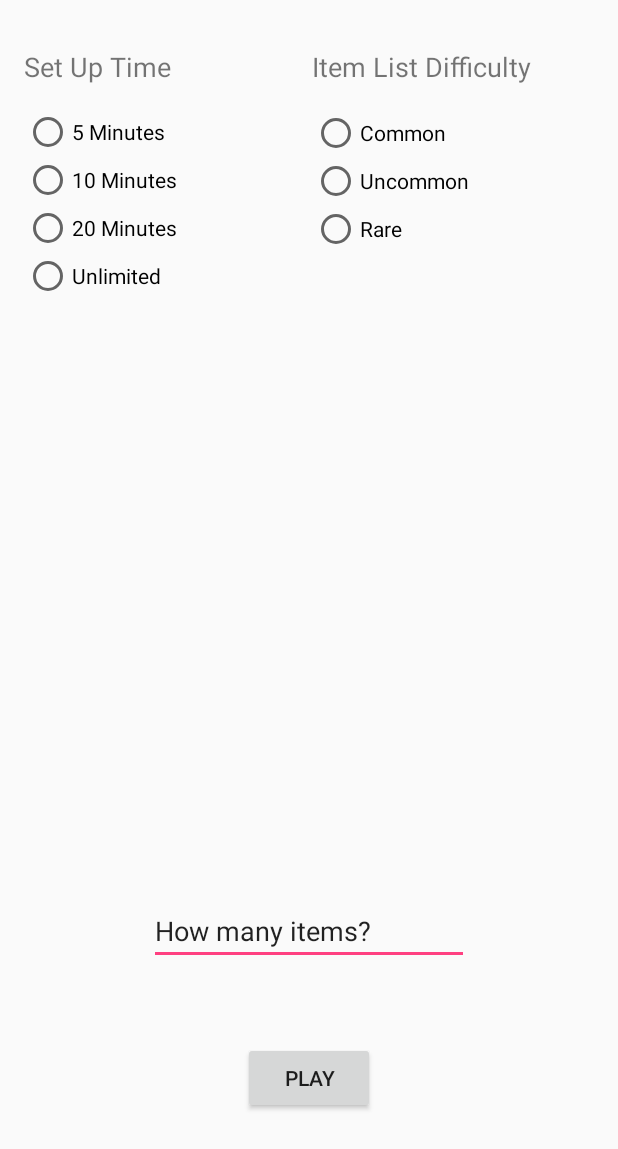
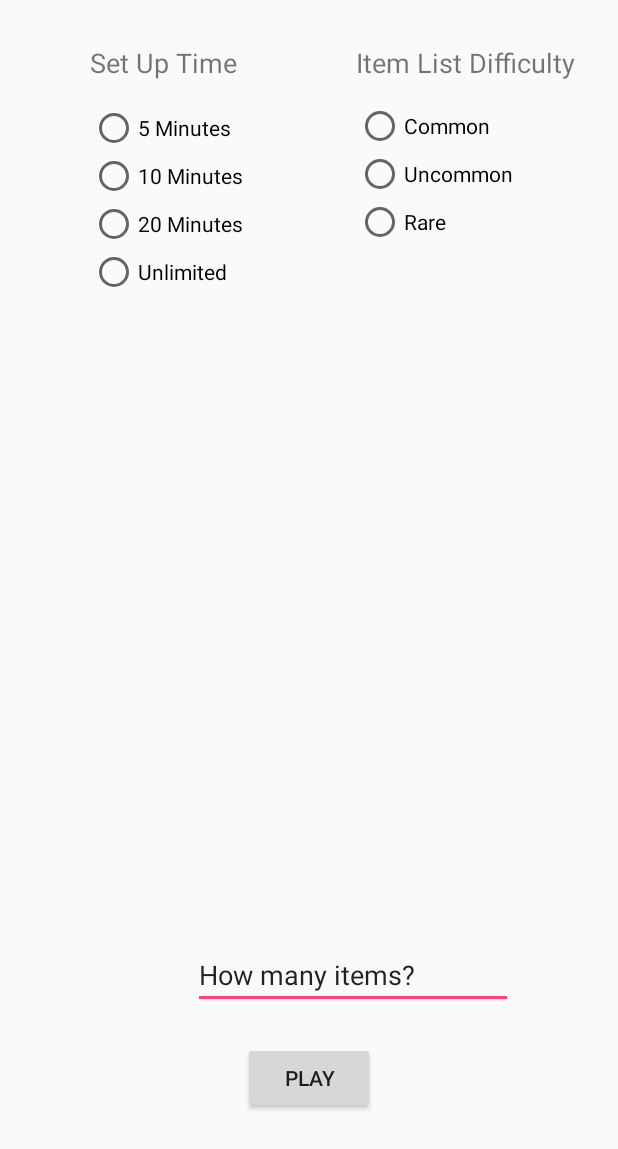
Before and after one commit to mariots/Vulture, an Android app: the MainMenuActivity screen opened directly, with no data from a screen before it, after a tap on "HOST A PRIVATE GAME", on a phone screen of 412 x 824 dp. Shown: the top 1149 px of the screen. Run offline under Robolectric (Android 15) with nearby library versions, the phone set to English and light mode, and no system bars.

Commit message:
Updated screen

```diff
--- a/app/src/main/java/com/hone/vulture/MainMenuActivity.java
+++ b/app/src/main/java/com/hone/vulture/MainMenuActivity.java
@@ -35,18 +35,22 @@ public class MainMenuActivity extends AppCompatActivity implements  View.OnClick
             intent.putExtra(GAME_TYPE, game_type);                             //Set game_type as an extra
             startActivity(intent);
 
-            //Intent intent = new Intent(this, CameraActivity.class);
-            //startActivity(intent);
+            /*
+            Intent intent = new Intent(this, CameraActivity.class);
+            startActivity(intent);
+            */
         }
         if (view.getId() == R.id.host_button) {
 
             Intent intent = new Intent(this, SetVariables.class);   //Intent to Set Game Variables
             String game_type = "private_game";                                 //Set game_type variable
             intent.putExtra(GAME_TYPE, game_type);                             //Set game_type as an extra
+            startActivity(intent);
 
-            //startActivity(intent);
-            //Intent intent = new Intent(this, GameLobby.class);//Intent to Add Friends
-                    startActivity(intent);
+            /*
+            Intent intent = new Intent(this, GameLobby.class);//Intent to Add Friends
+            startActivity(intent);
+            */
         }
         if (view.getId() == R.id.check_invites_button) {
             //Go to CheckInvitesActivity
--- a/app/src/main/java/com/hone/vulture/SetVariables.java
+++ b/app/src/main/java/com/hone/vulture/SetVariables.java
@@ -2,12 +2,50 @@ package com.hone.vulture;
 
 import android.support.v7.app.AppCompatActivity;
 import android.os.Bundle;
+import android.widget.RadioButton;
+import android.widget.RadioGroup;
+import android.widget.RadioGroup.OnCheckedChangeListener;
+import android.widget.Toast;
 
 public class SetVariables extends AppCompatActivity {
+
+    private RadioGroup timeGroup, difficultyGroup;
+    private RadioButton abc;
 
     @Override
     protected void onCreate(Bundle savedInstanceState) {
         super.onCreate(savedInstanceState);
         setContentView(R.layout.activity_set_variables);
+
+        timeGroup = (RadioGroup) findViewById(R.id.time);
+
+        timeGroup.setOnCheckedChangeListener(new OnCheckedChangeListener() {
+
+            @Override
+            public void onCheckedChanged(RadioGroup group, int checkedId) {
+                // find which radio button is selected
+                if(checkedId == R.id.time5) {
+                    Toast.makeText(getApplicationContext(), "choice: Time 5 Minutes",
+                            Toast.LENGTH_SHORT).show();
+                } else if(checkedId == R.id.time10) {
+                    Toast.makeText(getApplicationContext(), "choice: Time 5 Minutes",
+                            Toast.LENGTH_SHORT).show();
+                } else {
+                    Toast.makeText(getApplicationContext(), "choice: Vibration",
+                            Toast.LENGTH_SHORT).show();
+                }
+            }
+
+        });
+
     }
+
+    private void setVariables() {
+
+
+
+
+
+    }
+
 }
--- a/app/src/main/res/layout/activity_set_variables.xml
+++ b/app/src/main/res/layout/activity_set_variables.xml
@@ -11,17 +11,6 @@
     tools:context="com.hone.vulture.SetVariables">
 
     <TextView
-        android:text="Set Up Time"
-        android:layout_width="match_parent"
-        android:layout_height="wrap_content"
-        android:layout_marginTop="16dp"
-        android:id="@+id/setUpTextView"
-        android:textSize="18sp"
-        android:layout_alignParentTop="true"
-        android:layout_alignParentLeft="true"
-        android:layout_alignParentStart="true" />
-
-    <TextView
         android:text="Item List Difficulty"
         android:layout_width="wrap_content"
         android:layout_height="wrap_content"
@@ -30,17 +19,6 @@
         android:layout_alignBottom="@+id/setUpTextView"
         android:layout_alignLeft="@+id/itemListDifficultyGroup"
         android:layout_alignStart="@+id/itemListDifficultyGroup" />
-
-    <EditText
-        android:layout_width="wrap_content"
-        android:layout_height="wrap_content"
-        android:text="How many items?"
-        android:ems="10"
-        android:id="@+id/numberOfItems"
-        android:layout_above="@+id/playButton"
-        android:layout_centerHorizontal="true"
-        android:layout_marginBottom="51dp"
-        android:inputType="number" />
 
     <Button
         android:text="Play"
@@ -56,8 +34,7 @@
         android:layout_height="wrap_content"
         android:id="@+id/time"
         android:layout_below="@+id/setUpTextView"
-        android:layout_alignParentLeft="true"
-        android:layout_alignParentStart="true">
+        android:layout_toStartOf="@+id/playButton">
 
         <RadioButton
             android:text="5 Minutes"
@@ -94,16 +71,26 @@
 
     </RadioGroup>
 
+    <TextView
+        android:text="Set Up Time"
+        android:layout_width="match_parent"
+        android:layout_height="wrap_content"
+        android:layout_marginTop="13dp"
+        android:id="@+id/setUpTextView"
+        android:textSize="18sp"
+        android:layout_alignParentTop="true"
+        android:layout_alignStart="@+id/time" />
+
     <RadioGroup
         android:layout_width="wrap_content"
         android:layout_height="wrap_content"
         android:layout_alignWithParentIfMissing="false"
         android:measureWithLargestChild="false"
         android:id="@+id/itemListDifficultyGroup"
-        android:layout_marginTop="16dp"
-        android:layout_below="@+id/setUpTextView"
-        android:layout_alignRight="@+id/numberOfItems"
-        android:layout_alignEnd="@+id/numberOfItems">
+        android:layout_marginEnd="54dp"
+        android:layout_below="@+id/textView2"
+        android:layout_alignParentEnd="true"
+        android:layout_marginTop="14dp">
 
         <RadioButton
             android:text="Common"
@@ -128,4 +115,15 @@
 
     </RadioGroup>
 
+    <EditText
+        android:layout_width="wrap_content"
+        android:layout_height="wrap_content"
+        android:text="How many items?"
+        android:ems="10"
+        android:id="@+id/numberOfItems"
+        android:layout_marginBottom="22dp"
+        android:inputType="number"
+        android:layout_above="@+id/playButton"
+        android:layout_alignEnd="@+id/itemListDifficultyGroup" />
+
 </RelativeLayout>
```
